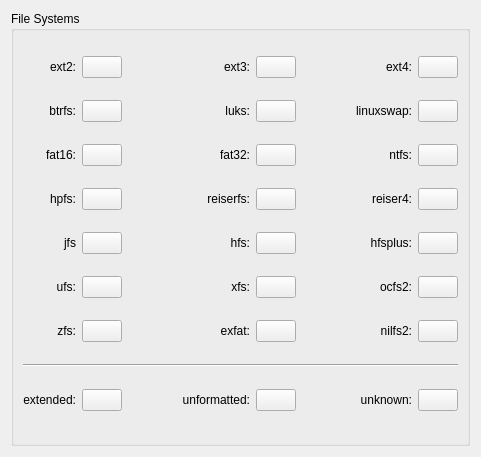
First picture: the form in src/config/configurepagefilesystemcolors.ui, repository KDE/partitionmanager, before the edit.
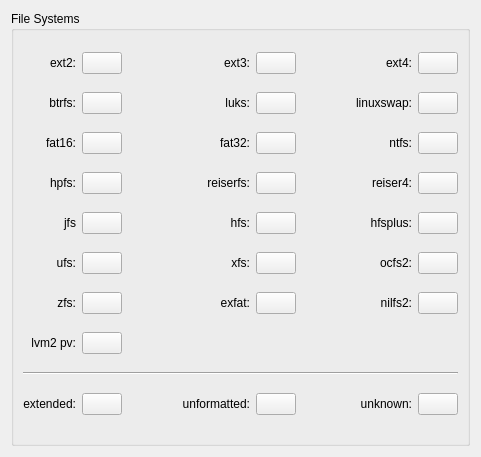
Second picture: the form after the edit. Custom widgets are drawn as their Qt base class.

What changed in the file:
```diff
--- a/src/config/configurepagefilesystemcolors.ui
+++ b/src/config/configurepagefilesystemcolors.ui
@@ -483,7 +483,7 @@
       <item row="6" column="1">
        <widget class="KColorButton" name="kcfg_fileSystemColorCode21"/>
       </item>
-      <item row="8" column="0">
+      <item row="9" column="0">
        <widget class="QLabel" name="textLabel_13">
         <property name="text">
          <string>extended:</string>
@@ -496,10 +496,10 @@
         </property>
        </widget>
       </item>
-      <item row="8" column="1">
+      <item row="9" column="1">
        <widget class="KColorButton" name="kcfg_fileSystemColorCode1"/>
       </item>
-      <item row="8" column="2">
+      <item row="9" column="2">
        <spacer name="horizontalSpacer_12">
         <property name="orientation">
          <enum>Qt::Horizontal</enum>
@@ -512,7 +512,7 @@
         </property>
        </spacer>
       </item>
-      <item row="8" column="3">
+      <item row="9" column="3">
        <widget class="QLabel" name="textLabel_17">
         <property name="text">
          <string>unformatted:</string>
@@ -525,10 +525,10 @@
         </property>
        </widget>
       </item>
-      <item row="8" column="4">
+      <item row="9" column="4">
        <widget class="KColorButton" name="kcfg_fileSystemColorCode16"/>
       </item>
-      <item row="8" column="5">
+      <item row="9" column="5">
        <spacer name="horizontalSpacer_11">
         <property name="orientation">
          <enum>Qt::Horizontal</enum>
@@ -541,7 +541,7 @@
         </property>
        </spacer>
       </item>
-      <item row="8" column="6">
+      <item row="9" column="6">
        <widget class="QLabel" name="textLabel_16">
         <property name="text">
          <string>unknown:</string>
@@ -554,10 +554,10 @@
         </property>
        </widget>
       </item>
-      <item row="8" column="7">
+      <item row="9" column="7">
        <widget class="KColorButton" name="kcfg_fileSystemColorCode0"/>
       </item>
-      <item row="7" column="0" colspan="8">
+      <item row="8" column="0" colspan="8">
        <widget class="Line" name="line">
         <property name="orientation">
          <enum>Qt::Horizontal</enum>
@@ -590,6 +590,48 @@
       <item row="6" column="7">
        <widget class="KColorButton" name="kcfg_fileSystemColorCode23"/>
       </item>
+      <item row="6" column="2">
+       <spacer name="horizontalSpacer_13">
+        <property name="orientation">
+         <enum>Qt::Horizontal</enum>
+        </property>
+        <property name="sizeHint" stdset="0">
+         <size>
+          <width>40</width>
+          <height>20</height>
+         </size>
+        </property>
+       </spacer>
+      </item>
+      <item row="6" column="5">
+       <spacer name="horizontalSpacer_14">
+        <property name="orientation">
+         <enum>Qt::Horizontal</enum>
+        </property>
+        <property name="sizeHint" stdset="0">
+         <size>
+          <width>40</width>
+          <height>20</height>
+         </size>
+        </property>
+       </spacer>
+      </item>
+      <item row="7" column="0">
+       <widget class="QLabel" name="textLabel_28">
+        <property name="text">
+         <string>lvm2 pv:</string>
+        </property>
+        <property name="alignment">
+         <set>Qt::AlignRight|Qt::AlignTrailing|Qt::AlignVCenter</set>
+        </property>
+        <property name="wordWrap">
+         <bool>false</bool>
+        </property>
+       </widget>
+      </item>
+      <item row="7" column="1">
+       <widget class="KColorButton" name="kcfg_fileSystemColorCode24"/>
+      </item>
      </layout>
     </widget>
    </item>
```
